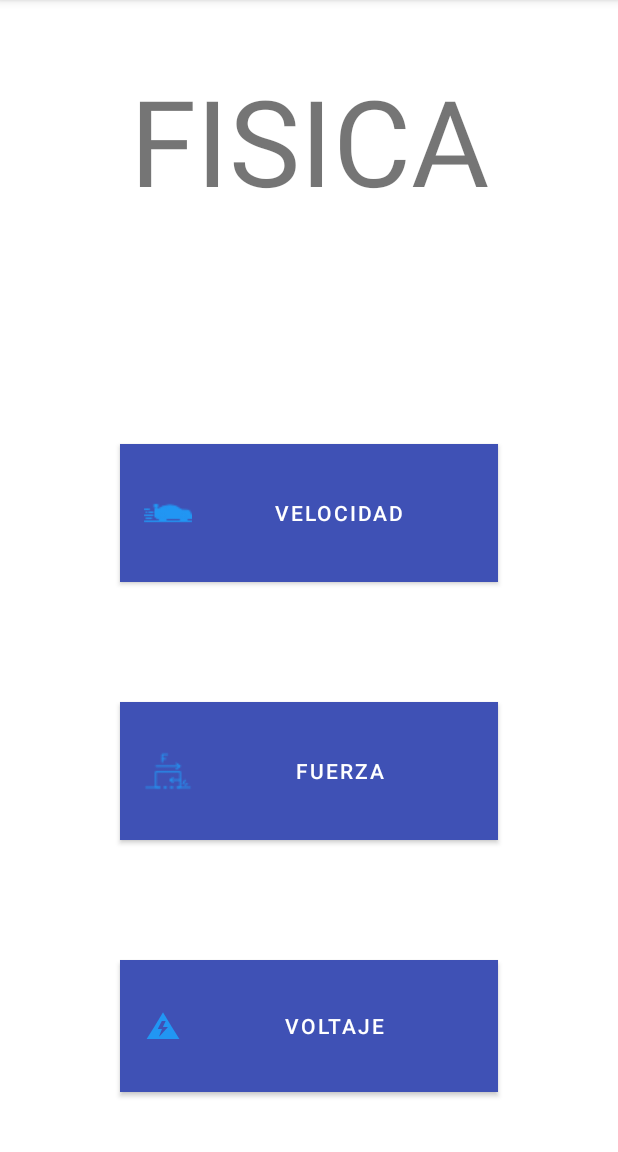
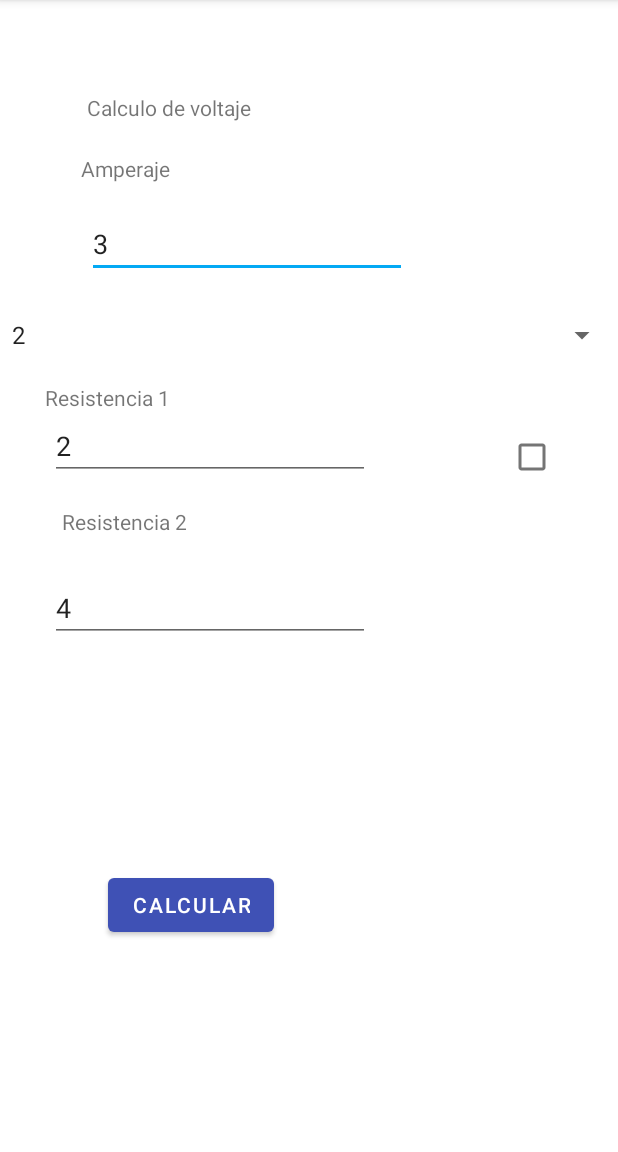
Before and after one commit to Eedal/Android-taller1, an Android app: the FisicaActivity screen opened directly, with no data from a screen before it, after a tap on "VOLTAJE", on a phone screen of 412 x 824 dp, the part 84-1236 px from its top. Run offline under Robolectric (Android 15) with nearby library versions, the phone set to English and light mode, and no system bars.

```diff
--- a/app/src/main/AndroidManifest.xml
+++ b/app/src/main/AndroidManifest.xml
@@ -9,7 +9,8 @@
         android:roundIcon="@mipmap/ic_launcher_round"
         android:supportsRtl="true"
         android:theme="@style/Theme.TallerUnimagUno">
-        <activity android:name=".FisicaFuerza"></activity>
+        <activity android:name=".FisicaVoltaje"></activity>
+        <activity android:name=".FisicaFuerza" />
         <activity android:name=".FisicaVelocidad" />
         <activity android:name=".RestablacerPassActivity" />
         <activity android:name=".ForgotPassActivity" />
--- a/app/src/main/java/com/example/tallerunimaguno/ActivityGeometria.java
+++ b/app/src/main/java/com/example/tallerunimaguno/ActivityGeometria.java
@@ -41,6 +41,7 @@ public class ActivityGeometria extends AppCompatActivity implements AdapterView.
 
 
         builder= new AlertDialog.Builder(this);
+        builder2= new AlertDialog.Builder(this);
 
         if(x1.getText().toString().isEmpty()
                 || x2.getText().toString().isEmpty()
--- a/app/src/main/java/com/example/tallerunimaguno/FisicaActivity.java
+++ b/app/src/main/java/com/example/tallerunimaguno/FisicaActivity.java
@@ -42,6 +42,10 @@ public class FisicaActivity extends AppCompatActivity implements View.OnClickLis
                 i= new Intent(getApplicationContext(), FisicaFuerza.class);
                 startActivity(i);
                 break;
+            case R.id.fisica_voltaje:
+                i= new Intent(getApplicationContext(), FisicaVoltaje.class);
+                startActivity(i);
+                break;
         }
     }
 }
--- /dev/null
+++ b/app/src/main/java/com/example/tallerunimaguno/FisicaVoltaje.java
@@ -0,0 +1,122 @@
+package com.example.tallerunimaguno;
+
+import androidx.appcompat.app.AppCompatActivity;
+
+import android.os.Bundle;
+import android.util.Log;
+import android.view.View;
+import android.widget.AdapterView;
+import android.widget.ArrayAdapter;
+import android.widget.Button;
+import android.widget.CheckBox;
+import android.widget.EditText;
+import android.widget.Spinner;
+import android.widget.Toast;
+
+public class FisicaVoltaje extends AppCompatActivity  implements AdapterView.OnItemSelectedListener, View.OnClickListener{
+    Button calcularVoltaje;
+    CheckBox checkBoxR1;
+    EditText amperaje, resistencia1, resistencia2, resistencia3;
+    String option ;
+    @Override
+    protected void onCreate(Bundle savedInstanceState) {
+        super.onCreate(savedInstanceState);
+        setContentView(R.layout.activity_fisica_voltaje);
+        try{
+            checkBoxR1 = findViewById(R.id.checkBoxR1);
+            amperaje = findViewById(R.id.txt_amperaje);
+            resistencia1 = findViewById(R.id.txt_r1);
+            resistencia2 = findViewById(R.id.txt_r2);
+            resistencia3 = findViewById(R.id.txt_r3);
+            calcularVoltaje = findViewById(R.id.calcularVoltaje);
+            calcularVoltaje.setOnClickListener(this);
+
+            Spinner spinner = findViewById(R.id.spinnerVoltaje);
+
+            ArrayAdapter<CharSequence> adapter = ArrayAdapter.createFromResource(this, R.array.circuitsOptions, android.R.layout.simple_spinner_item);
+            adapter.setDropDownViewResource(android.R.layout.simple_spinner_dropdown_item);
+            spinner.setAdapter(adapter);
+            spinner.setOnItemSelectedListener(this);
+        }catch (Exception e){
+            Log.d("error", String.valueOf(e));
+            super.onPause();
+        }
+
+    }
+
+    @Override
+    public void onClick(View v) {
+        switch (v.getId()){
+            case R.id.calcularVoltaje:
+                Integer amp = Integer.parseInt(amperaje.getText().toString());
+                Integer r1 = Integer.parseInt(resistencia1.getText().toString());
+                Integer r2 = Integer.parseInt(resistencia2.getText().toString());
+                Integer r3 = 0;
+                if(this.option.compareTo("3") == 0){
+                    r3 = Integer.parseInt(resistencia2.getText().toString());
+                }
+                Integer resultado;
+                if(checkBoxR1.isChecked()){
+
+
+                    resultado = amp * (r1 + r2 + r3);
+
+                    Toast.makeText(getApplicationContext(),String.valueOf(resultado), Toast.LENGTH_SHORT).show();
+
+                }else{
+                    if(this.option.compareTo("3") == 0){
+                        if(r1 == 0 || r2 == 0 || r3==0){
+                            Toast.makeText(getApplicationContext(),"Las resistencias no pueden ser cero", Toast.LENGTH_SHORT).show();
+
+                        }else {
+                            resultado = amp/r1 + amp/r2 + amp/r3;
+
+                            Toast.makeText(getApplicationContext(),String.valueOf(resultado), Toast.LENGTH_SHORT).show();
+                        }
+                    }else{
+                        if(r1 == 0 || r2 == 0){
+                            Toast.makeText(getApplicationContext(),"Las resistencias no pueden ser cero", Toast.LENGTH_SHORT).show();
+
+                        }else{
+                            resultado = amp/r1 + amp/r2;
+
+                            Toast.makeText(getApplicationContext(),String.valueOf(resultado), Toast.LENGTH_SHORT).show();
+                        }
+                    }
+
+                }
+                break;
+        }
+    }
+
+    @Override
+    public void onItemSelected(AdapterView<?> parent, View view, int position, long id) {
+        this.option = parent.getItemAtPosition(position).toString();
+        findViewById(R.id.textView35).setVisibility(View.VISIBLE);
+        findViewById(R.id.txt_r1).setVisibility(View.VISIBLE);
+        findViewById(R.id.checkBoxR1).setVisibility(View.VISIBLE);
+
+        findViewById(R.id.textView36).setVisibility(View.VISIBLE);
+        findViewById(R.id.txt_r2).setVisibility(View.VISIBLE);
+
+
+        if(this.option.compareTo("2") == 0){
+            //muestra 2
+            findViewById(R.id.textView37).setVisibility(View.INVISIBLE);
+            findViewById(R.id.txt_r3).setVisibility(View.INVISIBLE);
+
+
+            Toast.makeText(getApplicationContext(), option, Toast.LENGTH_SHORT).show();
+        }else if(this.option.compareTo("3") == 0){
+            findViewById(R.id.textView37).setVisibility(View.VISIBLE);
+            findViewById(R.id.txt_r3).setVisibility(View.VISIBLE);
+
+        }
+
+    }
+
+    @Override
+    public void onNothingSelected(AdapterView<?> parent) {
+
+    }
+}
--- a/app/src/main/java/com/example/tallerunimaguno/RegisterActivity.java
+++ b/app/src/main/java/com/example/tallerunimaguno/RegisterActivity.java
@@ -115,7 +115,7 @@ public class RegisterActivity extends AppCompatActivity implements View.OnClickL
                     if(femenino.isChecked()){
                         sexo="Femenino";
                     }
-                    GlobalData.Users.add(UserController.store(username.getText().toString(),user.getText().toString(), password.getText().toString(), lastname.getText().toString(), email.getText().toString(), sexo));
+                    GlobalData.Users.add(UserController.store(username.getText().toString(),user.getText().toString(), password.getText().toString(), lastname.getText().toString(), email.getText().toString(), sexo, ""));
                     builder_exito= new AlertDialog.Builder(this);
                     builder_exito.setTitle("Atención");
                     builder_exito.setMessage("Registo exitoso");
--- a/app/src/main/java/controllers/UserController.java
+++ b/app/src/main/java/controllers/UserController.java
@@ -3,8 +3,8 @@ import models.User;
 public class UserController {
 
 
-    public static  User store(String username,String name, String password, String lastname, String email, String sexo){
-        return new User(username,name, password, lastname,email, sexo);
+    public static  User store(String username,String name, String password, String lastname, String email, String sexo, String code){
+        return new User(username,name, password, lastname,email, sexo, code);
     }
 
 
--- a/app/src/main/java/models/User.java
+++ b/app/src/main/java/models/User.java
@@ -11,13 +11,14 @@ public class User implements Serializable {
     private String sexo;
     private String code;
 
-    public User(String username, String name, String password, String lastname, String email, String sexo) {
+    public User(String username, String name, String password, String lastname, String email, String sexo, String code) {
         this.username= username;
         this.name = name;
         this.lastname=lastname;
         this.email=email;
         this.password = password;
         this.sexo= sexo;
+        this.code = code;
     }
 
 
@@ -29,6 +30,7 @@ public class User implements Serializable {
         this.email="";
         this.password = "";
         this.sexo= "";
+        this.code ="";
     }
 
     public String getUsername() {
@@ -79,7 +81,6 @@ public class User implements Serializable {
         this.password = password;
     }
 
-
     public String getCode() {
         return code;
     }
--- /dev/null
+++ b/app/src/main/res/layout/activity_fisica_voltaje.xml
@@ -0,0 +1,149 @@
+<?xml version="1.0" encoding="utf-8"?>
+<androidx.constraintlayout.widget.ConstraintLayout xmlns:android="http://schemas.android.com/apk/res/android"
+    xmlns:app="http://schemas.android.com/apk/res-auto"
+    xmlns:tools="http://schemas.android.com/tools"
+    android:layout_width="match_parent"
+    android:layout_height="match_parent"
+    tools:context=".FisicaVoltaje">
+
+    <TextView
+        android:id="@+id/textView26"
+        android:layout_width="wrap_content"
+        android:layout_height="wrap_content"
+        android:layout_marginStart="58dp"
+        android:layout_marginTop="62dp"
+        android:text="Calculo de voltaje"
+        app:layout_constraintStart_toStartOf="parent"
+        app:layout_constraintTop_toTopOf="parent" />
+
+    <TextView
+        android:id="@+id/textView34"
+        android:layout_width="wrap_content"
+        android:layout_height="wrap_content"
+        android:layout_marginStart="54dp"
+        android:layout_marginTop="21dp"
+        android:text="Amperaje"
+        app:layout_constraintStart_toStartOf="parent"
+        app:layout_constraintTop_toBottomOf="@+id/textView26" />
+
+    <EditText
+        android:id="@+id/txt_amperaje"
+        android:layout_width="wrap_content"
+        android:layout_height="wrap_content"
+        android:layout_marginStart="58dp"
+        android:layout_marginTop="18dp"
+        android:ems="10"
+        android:inputType="textPersonName"
+        android:text="3"
+        app:layout_constraintStart_toStartOf="parent"
+        app:layout_constraintTop_toBottomOf="@+id/textView34" />
+
+    <Spinner
+        android:id="@+id/spinnerVoltaje"
+        android:layout_width="match_parent"
+        android:layout_height="wrap_content"
+        android:layout_marginTop="26dp"
+        app:layout_constraintStart_toStartOf="parent"
+        app:layout_constraintTop_toBottomOf="@+id/txt_amperaje" />
+
+    <TextView
+        android:id="@+id/textView35"
+        android:layout_width="wrap_content"
+        android:layout_height="wrap_content"
+        android:layout_marginStart="30dp"
+        android:layout_marginTop="20dp"
+        android:text="Resistencia 1"
+        android:visibility="invisible"
+        app:layout_constraintStart_toStartOf="parent"
+        app:layout_constraintTop_toBottomOf="@+id/spinnerVoltaje" />
+
+    <TextView
+        android:id="@+id/textView36"
+        android:layout_width="wrap_content"
+        android:layout_height="wrap_content"
+        android:layout_marginStart="41dp"
+        android:layout_marginTop="18dp"
+        android:text="Resistencia 2"
+        android:visibility="invisible"
+        app:layout_constraintStart_toStartOf="parent"
+        app:layout_constraintTop_toBottomOf="@+id/txt_r1" />
+
+    <TextView
+        android:id="@+id/textView37"
+        android:layout_width="wrap_content"
+        android:layout_height="wrap_content"
+        android:layout_marginStart="41dp"
+        android:layout_marginTop="17dp"
+        android:text="Resistencia 3"
+        android:visibility="invisible"
+        app:layout_constraintStart_toStartOf="parent"
+        app:layout_constraintTop_toBottomOf="@+id/txt_r2" />
+
+    <EditText
+        android:id="@+id/txt_r1"
+        android:layout_width="wrap_content"
+        android:layout_height="wrap_content"
+        android:layout_marginStart="33dp"
+        android:ems="10"
+        android:inputType="textPersonName"
+        android:text="2"
+        android:visibility="invisible"
+        app:layout_constraintStart_toStartOf="parent"
+        app:layout_constraintTop_toBottomOf="@+id/textView35" />
+
+    <EditText
+        android:id="@+id/txt_r2"
+        android:layout_width="wrap_content"
+        android:layout_height="wrap_content"
+        android:layout_marginStart="33dp"
+        android:layout_marginTop="25dp"
+        android:ems="10"
+        android:inputType="textPersonName"
+        android:text="4"
+        android:visibility="invisible"
+        app:layout_constraintStart_toStartOf="parent"
+        app:layout_constraintTop_toBottomOf="@+id/textView36" />
+
+    <EditText
+        android:id="@+id/txt_r3"
+        android:layout_width="wrap_content"
+        android:layout_height="wrap_content"
+        android:layout_marginStart="41dp"
+        android:layout_marginTop="17dp"
+        android:ems="10"
+        android:inputType="textPersonName"
+        android:visibility="invisible"
+        app:layout_constraintStart_toStartOf="parent"
+        app:layout_constraintTop_toBottomOf="@+id/textView37" />
+
+    <CheckBox
+        android:id="@+id/checkBoxR1"
+        android:layout_width="wrap_content"
+        android:layout_height="wrap_content"
+        android:layout_marginStart="84dp"
+        android:layout_marginTop="6dp"
+        android:visibility="invisible"
+        app:layout_constraintStart_toEndOf="@+id/txt_r1"
+        app:layout_constraintTop_toBottomOf="@+id/textView38" />
+
+    <TextView
+        android:id="@+id/textView38"
+        android:layout_width="wrap_content"
+        android:layout_height="wrap_content"
+        android:layout_marginStart="204dp"
+        android:layout_marginTop="20dp"
+        android:text="Paralela"
+        android:visibility="invisible"
+        app:layout_constraintStart_toEndOf="@+id/textView35"
+        app:layout_constraintTop_toBottomOf="@+id/spinnerVoltaje" />
+
+    <Button
+        android:id="@+id/calcularVoltaje"
+        android:layout_width="wrap_content"
+        android:layout_height="wrap_content"
+        android:layout_marginStart="72dp"
+        android:layout_marginTop="52dp"
+        android:text="Calcular"
+        app:layout_constraintStart_toStartOf="parent"
+        app:layout_constraintTop_toBottomOf="@+id/txt_r3" />
+</androidx.constraintlayout.widget.ConstraintLayout>
--- a/app/src/main/res/values/strings.xml
+++ b/app/src/main/res/values/strings.xml
@@ -26,4 +26,8 @@
     <string name="femenino">Femenino</string>
     <string name="sexo">Sexo</string>
     <string name="geometria">Geometria</string>
+    <string-array name="circuitsOptions">
+        <item>2</item>
+        <item>3</item>
+    </string-array>
 </resources>
```
Also changed, not shown: app/src/main/java/com/example/tallerunimaguno/ForgotPassActivity.java (+45 -7 lines), app/src/main/java/com/example/tallerunimaguno/MainActivity.java (+5 -10 lines), app/src/main/java/com/example/tallerunimaguno/RestablacerPassActivity.java (+56 -1 lines), app/src/main/res/layout/activity_forgot_pass.xml (+15 -3 lines).
